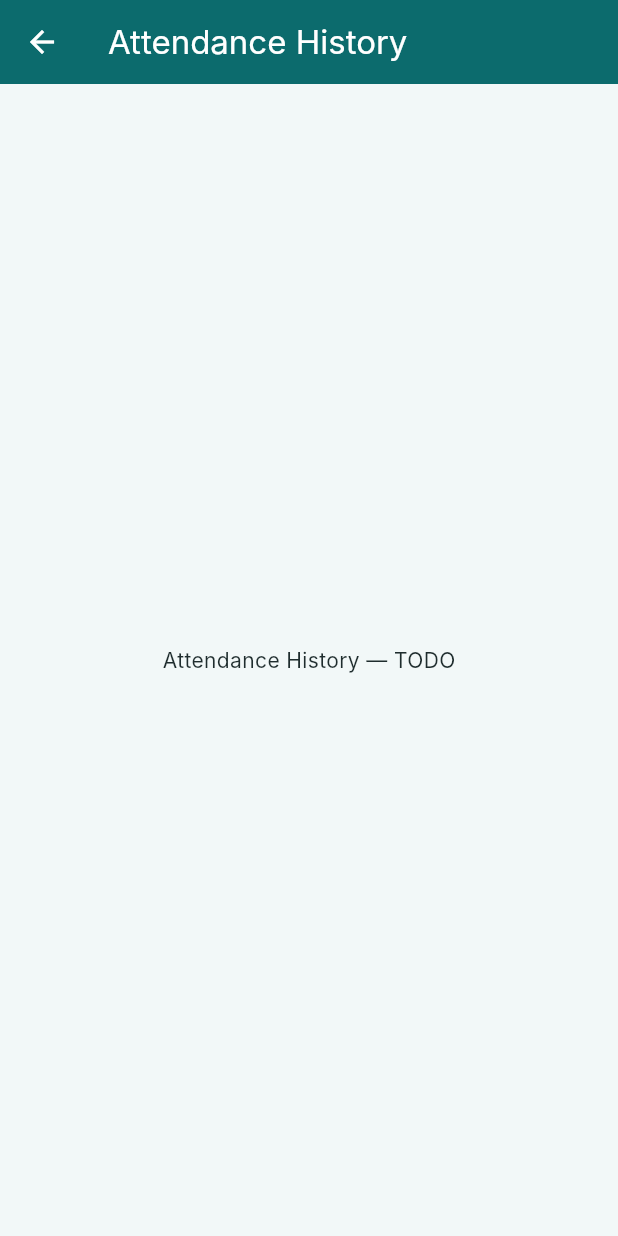
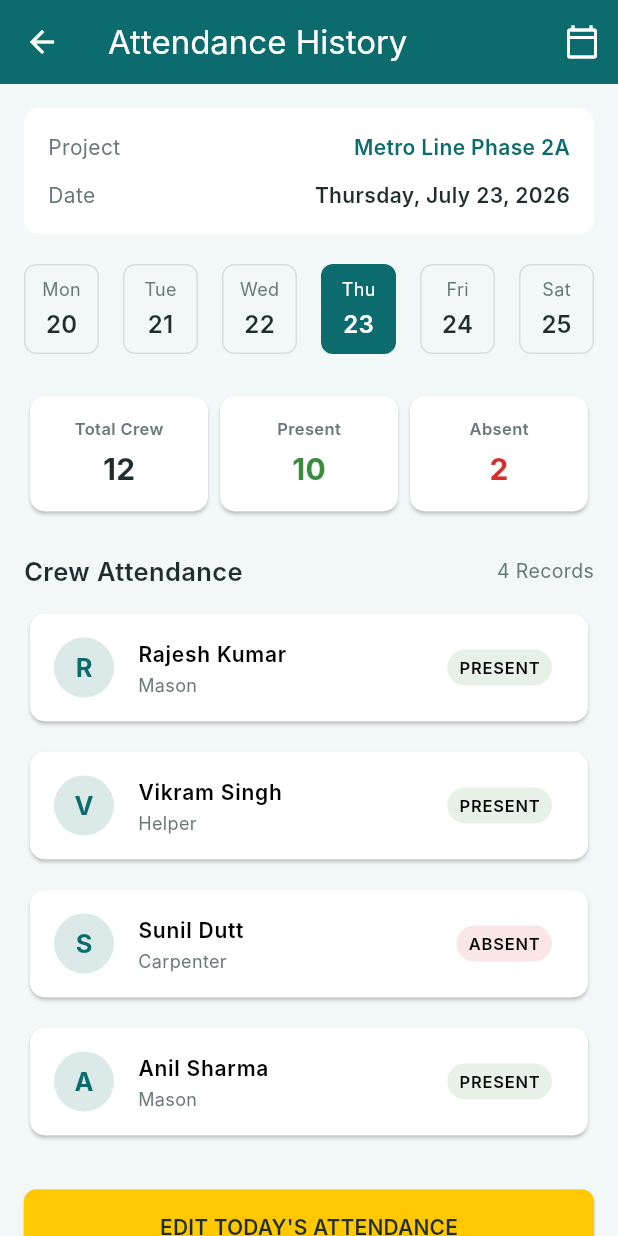
Before and after one commit to DivyaJaviya01/BuildEx_app, a Flutter app: the AttendanceHistoryScreen screen opened by its route, on a phone screen of 412 x 824 dp. Run offline on Flutter 3.47's test engine with Material 3 defaults, Android fonts, the phone set to English and light mode, and no system bars; Roboto replaces fonts that are missing (Inter).

Commit message:
feat(attendance): fix errors and finish attendance history UI

```diff
--- a/BuildEx/buildex/lib/features/attendance/attendance_history_screen.dart
+++ b/BuildEx/buildex/lib/features/attendance/attendance_history_screen.dart
@@ -1,13 +1,195 @@
 import 'package:flutter/material.dart';
 import '../../core/widgets/app_bar.dart';
+import '../../core/widgets/stat_card.dart';
+import '../../core/widgets/section_header.dart';
+import '../../core/widgets/worker_tile.dart';
+import '../../core/widgets/primary_button.dart';
+import '../../core/theme/app_colors.dart';
+import '../../data/mock_data.dart';
 
 // Owner: Jainil. Figma: Attendance History.
 class AttendanceHistoryScreen extends StatelessWidget {
   static const route = '/attendance/history';
   const AttendanceHistoryScreen({super.key});
+
   @override
   Widget build(BuildContext context) {
-    // TODO: static history list (from MockData).
-    return const Scaffold(appBar: BuildExAppBar(title: 'Attendance History'), body: Center(child: Text('Attendance History — TODO')));
+    return Scaffold(
+      backgroundColor: AppColors.background,
+      appBar: BuildExAppBar(
+        title: 'Attendance History',
+        leading: IconButton(
+          icon: const Icon(Icons.arrow_back),
+          onPressed: () => Navigator.pop(context),
+        ),
+        actions: [
+          IconButton(
+            icon: const Icon(Icons.calendar_today_outlined),
+            onPressed: () {},
+          ),
+        ],
+      ),
+      body: SingleChildScrollView(
+        padding: const EdgeInsets.all(16),
+        child: Column(
+          crossAxisAlignment: CrossAxisAlignment.start,
+          children: [
+            // Project & Date Card
+            Container(
+              padding: const EdgeInsets.all(16),
+              decoration: BoxDecoration(
+                color: AppColors.card,
+                borderRadius: BorderRadius.circular(10),
+              ),
+              child: const Column(
+                children: [
+                  Row(
+                    mainAxisAlignment: MainAxisAlignment.spaceBetween,
+                    children: [
+                      Text(
+                        'Project',
+                        style: TextStyle(
+                          color: AppColors.textSecondary,
+                          fontSize: 14,
+                        ),
+                      ),
+                      Text(
+                        'Metro Line Phase 2A',
+                        style: TextStyle(
+                          color: AppColors.primary,
+                          fontWeight: FontWeight.w600,
+                          fontSize: 14,
+                        ),
+                      ),
+                    ],
+                  ),
+                  SizedBox(height: 12),
+                  Row(
+                    mainAxisAlignment: MainAxisAlignment.spaceBetween,
+                    children: [
+                      Text(
+                        'Date',
+                        style: TextStyle(
+                          color: AppColors.textSecondary,
+                          fontSize: 14,
+                        ),
+                      ),
+                      Text(
+                        'Thursday, July 23, 2026',
+                        style: TextStyle(
+                          color: AppColors.textPrimary,
+                          fontWeight: FontWeight.w600,
+                          fontSize: 14,
+                        ),
+                      ),
+                    ],
+                  ),
+                ],
+              ),
+            ),
+            const SizedBox(height: 20),
+
+            // Date Picker Row
+            Row(
+              mainAxisAlignment: MainAxisAlignment.spaceBetween,
+              children: [
+                _buildDateBox('Mon', '20', false),
+                _buildDateBox('Tue', '21', false),
+                _buildDateBox('Wed', '22', false),
+                _buildDateBox('Thu', '23', true), // Active
+                _buildDateBox('Fri', '24', false),
+                _buildDateBox('Sat', '25', false),
+              ],
+            ),
+            const SizedBox(height: 24),
+
+            // Stats
+            const StatTriple(
+              stats: [
+                (
+                  label: 'Total Crew',
+                  value: '12',
+                  color: AppColors.textPrimary,
+                ),
+                (label: 'Present', value: '10', color: AppColors.success),
+                (label: 'Absent', value: '2', color: AppColors.danger),
+              ],
+            ),
+            const SizedBox(height: 24),
+
+            // Section Header
+            const SectionHeader(
+              title: 'Crew Attendance',
+              action: Text(
+                '4 Records',
+                style: TextStyle(fontSize: 13, color: AppColors.textSecondary),
+              ),
+            ),
+            const SizedBox(height: 12),
+
+            // Worker List
+            ListView.separated(
+              shrinkWrap: true,
+              physics: const NeverScrollableScrollPhysics(),
+              itemCount: MockData.workers.length,
+              separatorBuilder: (context, index) => const SizedBox(height: 12),
+              itemBuilder: (context, index) {
+                final w = MockData.workers[index];
+                final present = w['present'] as bool;
+                return WorkerTile(
+                  name: w['name'] as String,
+                  subtitle: w['role'] as String,
+                  badge: present ? 'PRESENT' : 'ABSENT',
+                  badgeColor: present ? AppColors.success : AppColors.danger,
+                );
+              },
+            ),
+            const SizedBox(height: 32),
+
+            // Edit Button
+            PrimaryButton(
+              label: "EDIT TODAY'S ATTENDANCE",
+              onPressed: () {},
+            ),
+            const SizedBox(height: 30),
+          ],
+        ),
+      ),
+    );
+  }
+
+  Widget _buildDateBox(String day, String date, bool isActive) {
+    return Container(
+      width: 50,
+      height: 60,
+      decoration: BoxDecoration(
+        color: isActive ? AppColors.primary : Colors.transparent,
+        borderRadius: BorderRadius.circular(8),
+        border: Border.all(
+          color: isActive ? AppColors.primary : AppColors.textSecondary.withValues(alpha: 0.2),
+        ),
+      ),
+      child: Column(
+        mainAxisAlignment: MainAxisAlignment.center,
+        children: [
+          Text(
+            day,
+            style: TextStyle(
+              fontSize: 12,
+              color: isActive ? Colors.white : AppColors.textSecondary,
+            ),
+          ),
+          const SizedBox(height: 4),
+          Text(
+            date,
+            style: TextStyle(
+              fontSize: 16,
+              fontWeight: FontWeight.w600,
+              color: isActive ? Colors.white : AppColors.textPrimary,
+            ),
+          ),
+        ],
+      ),
+    );
   }
 }
```
